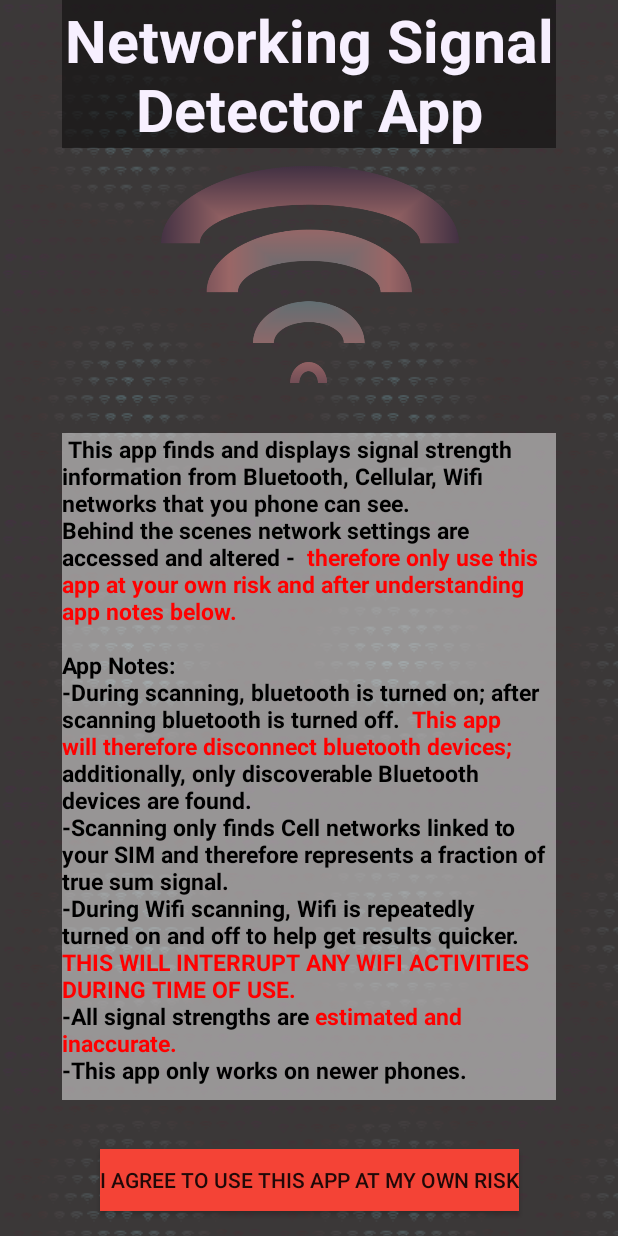
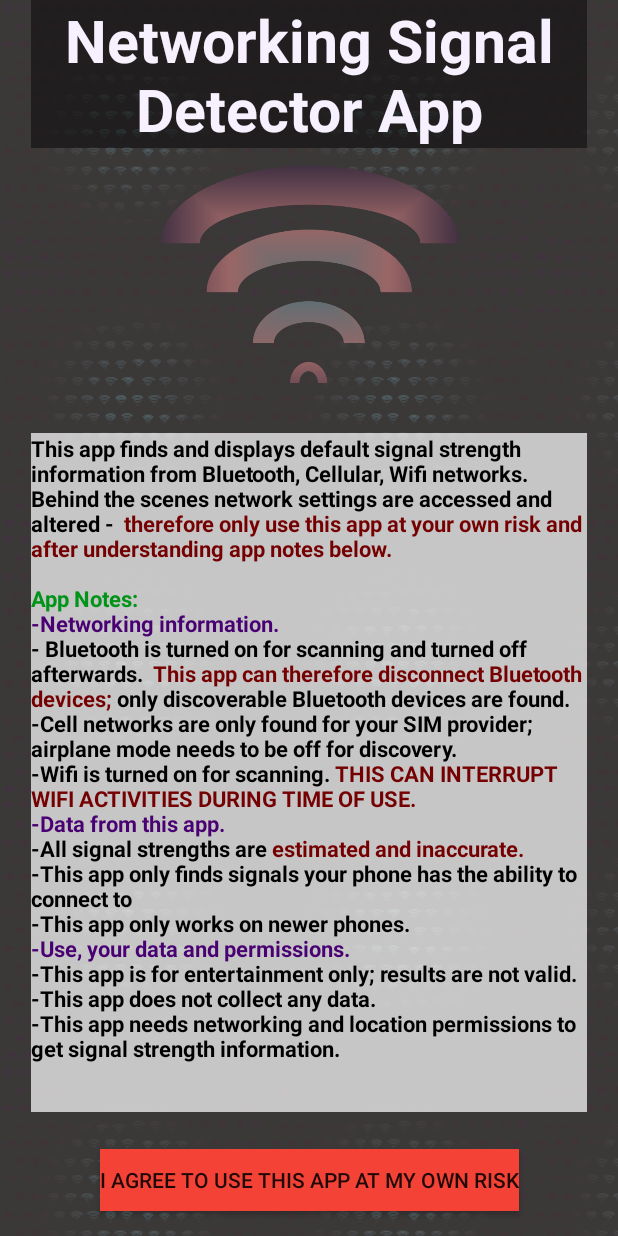
Before and after one commit to Luceaw/AndroidSignalApp, an Android app: the screen it shows after launch (splash_activity), on a phone screen of 412 x 824 dp. Run offline under Robolectric (Android 15) with nearby library versions, the phone set to English and light mode, and no system bars.

Commit message:
Complete addition of permission requests on Mainactivity

```diff
--- a/app/src/main/java/com/example/scanner/MainActivity.java
+++ b/app/src/main/java/com/example/scanner/MainActivity.java
@@ -1,26 +1,57 @@
 package com.example.scanner;
 
+import android.Manifest;
 import android.content.Intent;
+import android.content.pm.PackageManager;
 import android.os.Bundle;
 import android.view.View;
 
 import androidx.appcompat.app.AppCompatActivity;
+import androidx.core.app.ActivityCompat;
+import androidx.core.content.ContextCompat;
 
+import java.util.ArrayList;
+import java.util.List;
 import java.util.Objects;
 
-// Just a home page with buttons for app activities
+// Home page with buttons for app activities
+// Check permissions
+
 public class MainActivity extends AppCompatActivity {
+
+    private String[] permissions = new String[]{
+            Manifest.permission.BLUETOOTH,
+            Manifest.permission.BLUETOOTH_ADMIN,
+            Manifest.permission.ACCESS_WIFI_STATE,
+            Manifest.permission.CHANGE_WIFI_STATE,
+            Manifest.permission.ACCESS_COARSE_LOCATION,
+            Manifest.permission.ACCESS_FINE_LOCATION,
+            Manifest.permission.READ_PHONE_STATE};
 
     @Override
     protected void onCreate(Bundle savedInstanceState) {
-        try
-        {
+        try {
             Objects.requireNonNull(this.getSupportActionBar()).hide();
         } catch (NullPointerException ignored) {
         }
         super.onCreate(savedInstanceState);
         setContentView(R.layout.activity_main);
+
+        // Check for permissions
+        final int MPermissions = 123;
+        List<String> permissionsNeeded = new ArrayList<>();
+
+        for (String p : permissions) {
+            if (ContextCompat.checkSelfPermission(this, p)
+                    != PackageManager.PERMISSION_GRANTED) { permissionsNeeded.add(p); }
         }
+
+        if(!permissionsNeeded.isEmpty()) {
+            ActivityCompat.requestPermissions(this,
+                    permissionsNeeded.toArray(new String[0]), MPermissions);
+        }
+    }
+
 
     public void goAll(View view){
         Intent intent = new Intent (this, allActivityGraphs.class);
--- a/app/src/main/java/com/example/scanner/splash_activity.java
+++ b/app/src/main/java/com/example/scanner/splash_activity.java
@@ -1,13 +1,10 @@
 package com.example.scanner;
 
-import android.Manifest;
 import android.content.Intent;
-import android.content.pm.PackageManager;
 import android.os.Bundle;
 import android.view.View;
 
 import androidx.appcompat.app.AppCompatActivity;
-import androidx.core.content.ContextCompat;
 
 import java.util.Objects;
 
@@ -23,23 +20,11 @@ public class splash_activity extends AppCompatActivity {
         super.onCreate(savedInstanceState);
         setContentView(R.layout.activity_splash);
 
-        if (ContextCompat.checkSelfPermission(this, Manifest.permission.BLUETOOTH)
-                != PackageManager.PERMISSION_GRANTED) {
-            // Permission is not granted TODO: check for and request permissions
-        }
+
+
     }
 
-    /*
 
-    <uses-permission android:name="android.permission.BLUETOOTH" />
-    <uses-permission android:name="android.permission.BLUETOOTH_ADMIN" />
-    <uses-permission android:name="android.permission.ACCESS_WIFI_STATE" />
-    <uses-permission android:name="android.permission.CHANGE_WIFI_STATE" />
-    <uses-permission android:name="android.permission.ACCESS_COARSE_LOCATION" />
-    <uses-permission android:name="android.permission.ACCESS_FINE_LOCATION" />
-    <uses-permission android:name="android.permission.READ_PHONE_STATE" />
-
-     */
 
 
 
--- a/app/src/main/res/layout/activity_splash.xml
+++ b/app/src/main/res/layout/activity_splash.xml
@@ -30,14 +30,14 @@
         android:layout_width="wrap_content"
         android:layout_height="wrap_content"
         android:orientation="vertical"
-        app:layout_constraintGuide_percent="0.9" />
+        app:layout_constraintGuide_percent="0.95" />
 
     <androidx.constraintlayout.widget.Guideline
         android:id="@+id/titleleft"
         android:layout_width="wrap_content"
         android:layout_height="wrap_content"
         android:orientation="vertical"
-        app:layout_constraintGuide_percent="0.1" />
+        app:layout_constraintGuide_percent="0.05" />
 
 
     <androidx.constraintlayout.widget.Guideline
@@ -45,7 +45,7 @@
         android:layout_width="wrap_content"
         android:layout_height="wrap_content"
         android:orientation="horizontal"
-        app:layout_constraintGuide_percent="0.89" />
+        app:layout_constraintGuide_percent="0.9" />
 
 
     <androidx.constraintlayout.widget.Guideline
@@ -107,7 +107,7 @@
         android:id="@+id/splashtext"
         android:layout_width="0dp"
         android:layout_height="0dp"
-        android:background="@color/transparentwhite"
+        android:background="@color/splashwhite"
         android:text="@string/splash_text"
         android:textStyle="bold"
         app:layout_constraintBottom_toTopOf="@+id/textstop"
@@ -116,7 +116,7 @@
         app:layout_constraintTop_toTopOf="@+id/picbottom"
 
         android:autoSizeMaxTextSize="100sp"
-        android:autoSizeMinTextSize="12sp"
+        android:autoSizeMinTextSize="10sp"
         android:autoSizeTextType="uniform"
 
         />
--- a/app/src/main/res/values/colors.xml
+++ b/app/src/main/res/values/colors.xml
@@ -12,6 +12,7 @@
     <color name="trueBlack">#000000</color>
     <color name="greenishWhite">#EAFFD5</color>
     <color name="transparentwhite">#77FFFFFF</color>
+    <color name="splashwhite">#B6FFFFFF</color>
     <color name="listwhite">#21FFFFFF</color>
 
     <color name="home_green">#D7C1FF</color>
--- a/app/src/main/res/values/strings.xml
+++ b/app/src/main/res/values/strings.xml
@@ -16,19 +16,28 @@
 
     <string name="home_button_text">Home</string>
 
-    <string name="splash_text">
-        <font fgcolor='#000000'>This app finds and displays signal strength information from Bluetooth, Cellular, Wifi networks that you phone can see.
+    <string name="splash_text"><font fgcolor='#000000'>This app finds and displays default signal strength information from Bluetooth, Cellular, Wifi networks.
         \nBehind the scenes network settings are accessed and altered -</font>
-        <font fgcolor='#ff0000'> therefore only use this app at your own risk and after understanding app notes below. \n</font>
-        <font fgcolor='#000000'> \nApp Notes:
-        \n-During scanning, bluetooth is turned on; after scanning bluetooth is turned off.</font>
-        <font fgcolor='#ff0000'> This app will therefore disconnect bluetooth devices;</font>
-        <font fgcolor='#000000'>additionally, only "discoverable" Bluetooth devices are found.</font>
-        <font fgcolor='#000000'>\n-Scanning only finds Cell networks linked to your SIM and therefore represents a fraction of true sum signal.
-        \n-During Wifi scanning, Wifi is repeatedly turned on and off to help get results quicker.</font>
-        <font fgcolor='#ff0000'>THIS WILL INTERRUPT ANY WIFI ACTIVITIES DURING TIME OF USE.</font>
+        <font fgcolor='#750002'> therefore only use this app at your own risk and after understanding app notes below. \n</font>
+        <font fgcolor='#009419'> \nApp Notes: </font>
+
+                    <font fgcolor='#490073'>\n-Networking information.</font>
+
+        <font fgcolor='#000000'>\n- Bluetooth is turned on for scanning and turned off afterwards.</font>
+        <font fgcolor='#750002'> This app can therefore disconnect Bluetooth devices;</font>
+        <font fgcolor='#000000'>only "discoverable" Bluetooth devices are found.</font>
+        <font fgcolor='#000000'>\n-Cell networks are only found for your SIM provider; airplane mode needs to be off for discovery.
+        \n-Wifi is turned on for scanning.</font>
+        <font fgcolor='#750002'>THIS CAN INTERRUPT WIFI ACTIVITIES DURING TIME OF USE.</font>
+                            <font fgcolor='#490073'>\n-Data from this app.</font>
         <font fgcolor='#000000'>\n-All signal strengths are</font>
-        <font fgcolor='#ff0000'>estimated and inaccurate.</font>
-        <font fgcolor='#000000'>\n-This app only works on newer phones.</font></string>
+        <font fgcolor='#750002'>estimated and inaccurate.</font>
+        <font fgcolor='#000000'>\n-This app only finds signals your phone has the ability to connect to
+        \n-This app only works on "newer" phones.</font>
+                            <font fgcolor='#490073'>\n-Use, your data and permissions.</font>
+        <font fgcolor='#000000'>\n-This app is for entertainment only; results are not valid.
+            \n-This app does not collect any data.
+        \n-This app needs networking and location permissions to get signal strength information.</font>
+    </string>
 
 </resources>
```
Lines whose indentation alone changed are shown as unchanged.
